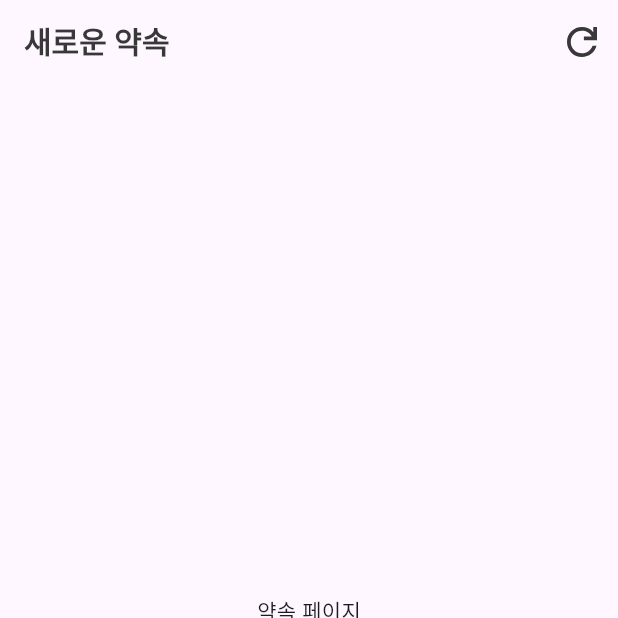
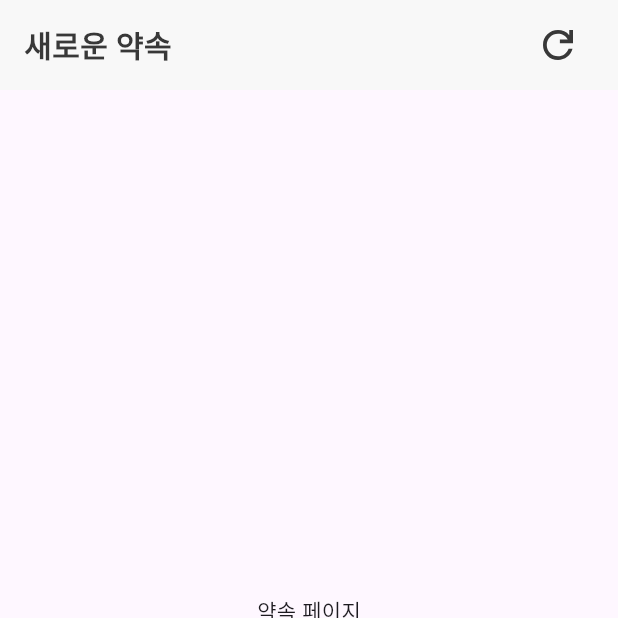
Before and after one commit to Plan-Pal/planpal-frontend, a Flutter app: the screen it shows after launch, item 2 of the bottom bar chosen, on a phone screen of 412 x 824 dp, the top half of it. Run offline on Flutter 3.47's test engine with Material 3 defaults, Android fonts, the phone set to English and light mode, and no system bars; our stand-ins replace flutter_svg, google_fonts; missing offline and left inert: kakao_flutter_sdk_user; statements that could not run were skipped.

Commit message:
[feat] 스크린 헤더를 Appbar에서 Row로 변경

```diff
--- a/lib/widgets/scaffolds/headers/newschedulelistpageheader.dart
+++ b/lib/widgets/scaffolds/headers/newschedulelistpageheader.dart
@@ -14,22 +14,28 @@ class NewScheduleListPageHeader extends StatelessWidget
 
   @override
   Widget build(BuildContext context) {
-    return AppBar(
-      centerTitle: false,
-      title: Row(
+    return Container(
+      height: preferredSize.height,
+      color: AppColors.extraLightGray,
+      child: Row(
+        mainAxisAlignment: MainAxisAlignment.spaceBetween,
         children: <Widget>[
-          Text('새로운 약속',
-              style: AppFonts.interSemiBold(
-                  color: AppColors.darkGray, fontsize: 20)),
+          Padding(
+            padding: const EdgeInsets.only(left: 16.0),
+            child: Text('새로운 약속',
+                style: AppFonts.interSemiBold(
+                    color: AppColors.darkGray, fontsize: 20)),
+          ),
+          Padding(
+            padding: const EdgeInsets.only(right: 16.0),
+            child: IconButton(
+              icon: AppIcon().getReloadIcon(
+                  color: AppColors.darkGray, height: 20, width: 20),
+              onPressed: () {},
+            ),
+          ),
         ],
       ),
-      actions: <Widget>[
-        IconButton(
-          icon: AppIcon()
-              .getReloadIcon(color: AppColors.darkGray, height: 20, width: 20),
-          onPressed: () {},
-        ),
-      ],
     );
   }
 }
```
